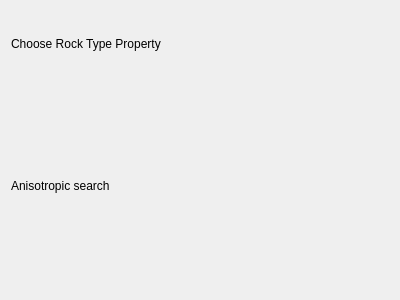
Before: the Qt Designer form signed_distances.ui in LPM-UFRGS/dfmod, drawn with Qt 5.
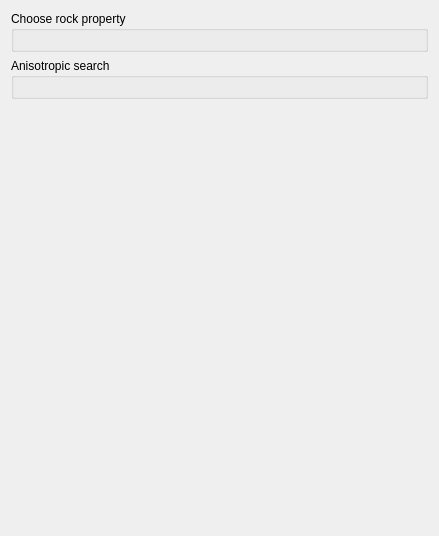
After: the same form once the commit is applied. Custom widgets are drawn as their Qt base class.

```diff
--- a/signed_distances.ui
+++ b/signed_distances.ui
@@ -9,8 +9,8 @@
    <rect>
     <x>0</x>
     <y>0</y>
-    <width>400</width>
-    <height>300</height>
+    <width>439</width>
+    <height>536</height>
    </rect>
   </property>
   <property name="windowTitle">
@@ -26,24 +26,41 @@
    <item>
     <layout class="QVBoxLayout" name="verticalLayout">
      <item>
-      <widget class="QLabel" name="label">
-       <property name="text">
-        <string>Choose Rock Type Property</string>
+      <widget class="QGroupBox" name="groupBox_2">
+       <property name="title">
+        <string>Choose rock property</string>
        </property>
+       <layout class="QGridLayout" name="gridLayout_2">
+        <item row="0" column="0">
+         <widget class="PropertySelectorNoRegion" name="propertyselectornoregion"/>
+        </item>
+       </layout>
       </widget>
      </item>
      <item>
-      <widget class="PropertySelectorNoRegion" name="propertyselectornoregion"/>
-     </item>
-     <item>
-      <widget class="QLabel" name="label_2">
-       <property name="text">
+      <widget class="QGroupBox" name="groupBox">
+       <property name="title">
         <string>Anisotropic search</string>
        </property>
+       <layout class="QGridLayout" name="gridLayout">
+        <item row="0" column="0">
+         <widget class="EllipsoidInput" name="ellipsoidinput"/>
+        </item>
+       </layout>
       </widget>
      </item>
      <item>
-      <widget class="EllipsoidInput" name="ellipsoidinput"/>
+      <spacer name="verticalSpacer">
+       <property name="orientation">
+        <enum>Qt::Vertical</enum>
+       </property>
+       <property name="sizeHint" stdset="0">
+        <size>
+         <width>20</width>
+         <height>40</height>
+        </size>
+       </property>
+      </spacer>
      </item>
     </layout>
    </item>
```
